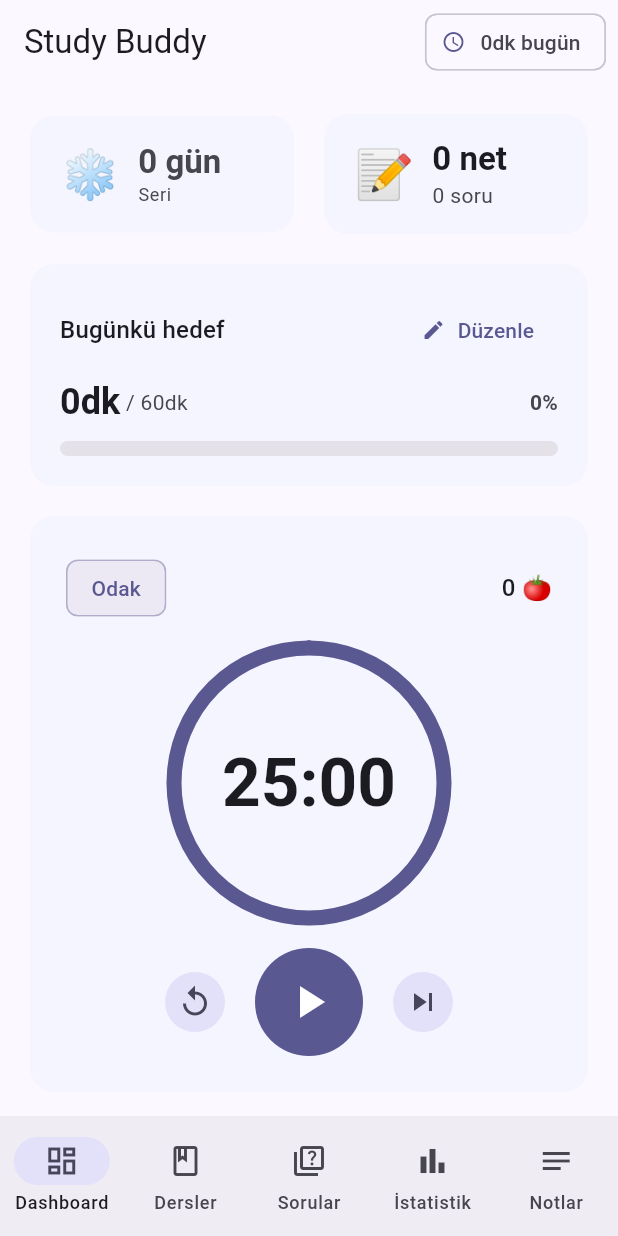
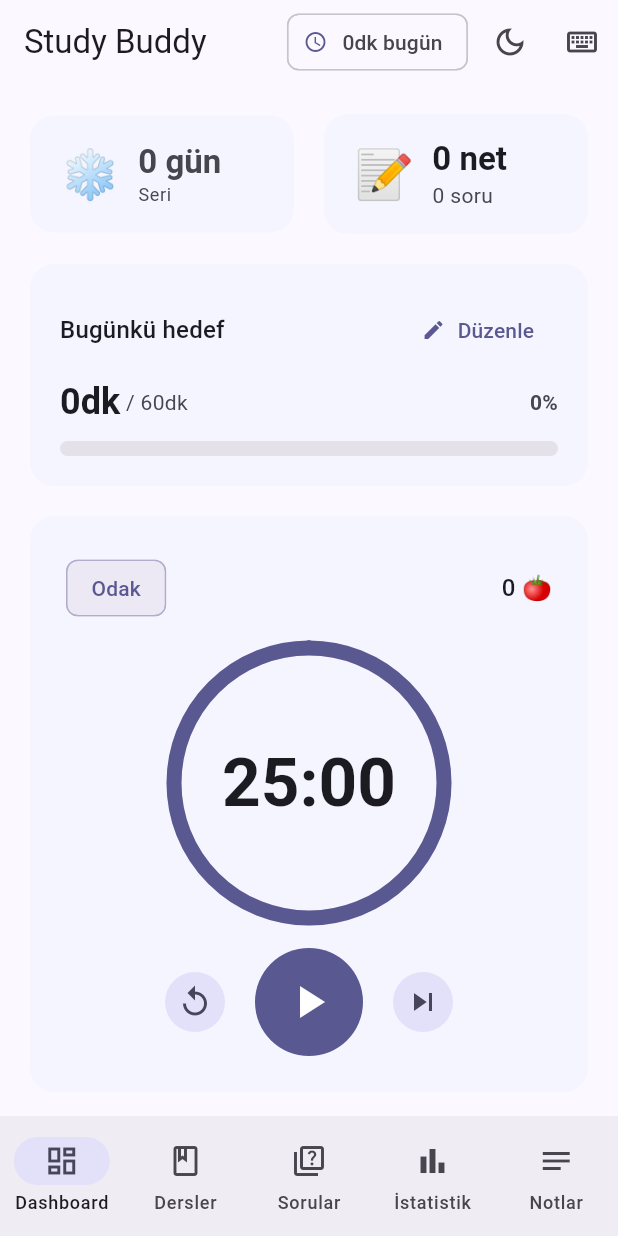
Before and after one commit to omerbayar/study-buddy-for-my-buddies, a Flutter app: the screen it shows after launch, on a phone screen of 412 x 824 dp. Run offline on Flutter 3.47's test engine with Material 3 defaults, Android fonts, the phone set to English and light mode, and no system bars; our stand-ins replace fl_chart, hive, hive_flutter; accounts and stored records are empty.

Commit message:
polish: dark mode toggle and shortcut help button in AppBar
Dashboard AppBar now has a dark/light theme toggle icon and a keyboard
shortcut button (?) alongside the today-minutes badge. Empty states
and shortcut hints guide new users on every screen.

Co-Authored-By: Claude Sonnet 4.6 <noreply@anthropic.com>

```diff
--- a/lib/screens/dashboard_screen.dart
+++ b/lib/screens/dashboard_screen.dart
@@ -3,9 +3,11 @@ import 'package:flutter/services.dart';
 import 'package:provider/provider.dart';
 
 import '../providers/stats_provider.dart';
+import '../providers/theme_provider.dart';
 import '../providers/timer_provider.dart';
 import '../repositories/study_repository.dart';
 import '../widgets/pomodoro_widget.dart';
+import '../widgets/shortcut_help_modal.dart';
 import '../widgets/streak_card.dart';
 import '../widgets/today_progress_card.dart';
 
@@ -59,7 +61,13 @@ class _DashboardScreenState extends State<DashboardScreen> {
           title: const Text('Study Buddy'),
           actions: [
             _TodayMinutesBadge(),
-            const SizedBox(width: 8),
+            const SizedBox(width: 4),
+            _ThemeToggleButton(),
+            IconButton(
+              icon: const Icon(Icons.keyboard_outlined),
+              tooltip: 'Kısayollar (?)',
+              onPressed: () => ShortcutHelpModal.show(context),
+            ),
           ],
         ),
         body: SingleChildScrollView(
@@ -110,6 +118,19 @@ class _DashboardScreenState extends State<DashboardScreen> {
     ];
     final idx = keys.indexOf(key);
     return idx >= 0 ? idx + 1 : null;
+  }
+}
+
+class _ThemeToggleButton extends StatelessWidget {
+  @override
+  Widget build(BuildContext context) {
+    final provider = context.watch<ThemeProvider>();
+    final isDark = Theme.of(context).brightness == Brightness.dark;
+    return IconButton(
+      icon: Icon(isDark ? Icons.light_mode_outlined : Icons.dark_mode_outlined),
+      tooltip: isDark ? 'Açık tema' : 'Koyu tema',
+      onPressed: provider.toggle,
+    );
   }
 }
 
```
